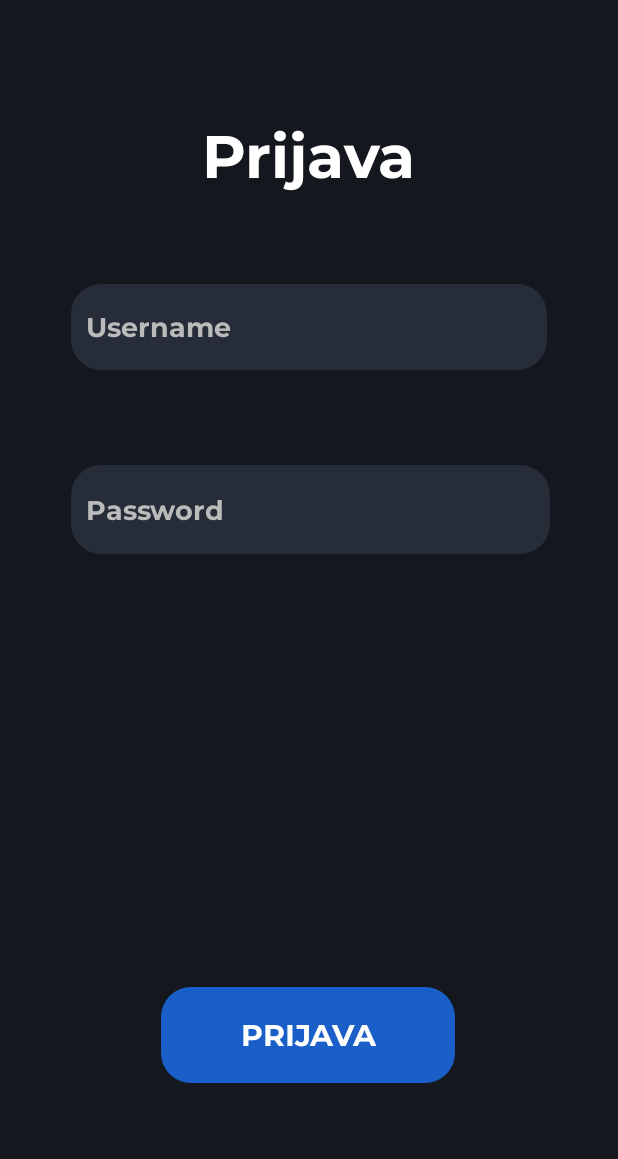
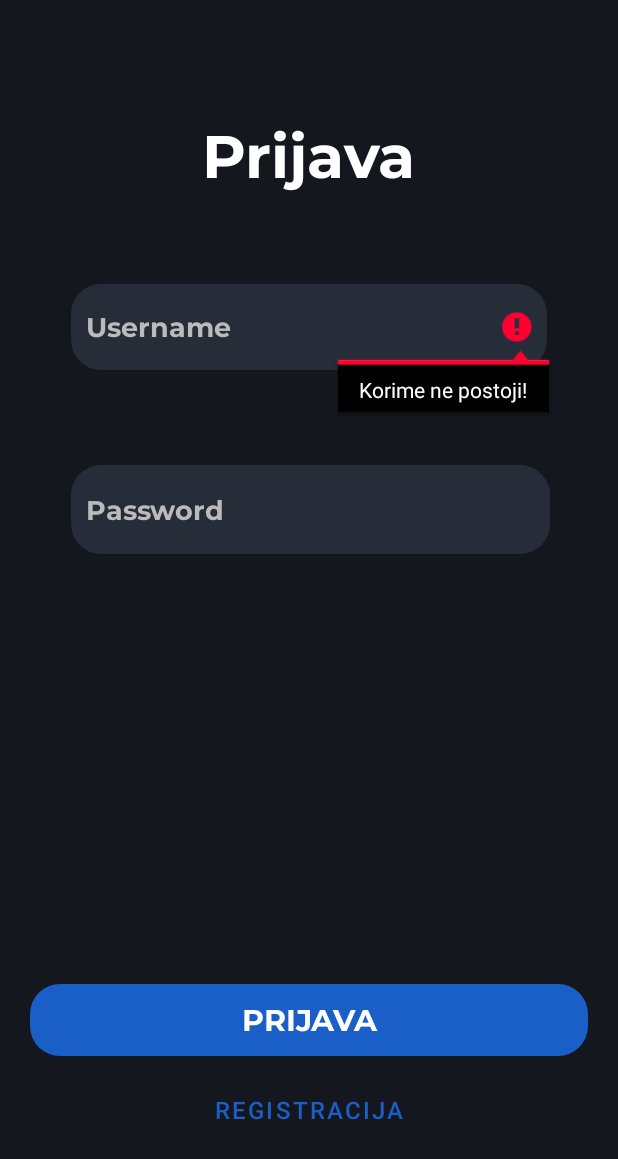
Before and after one commit to AndrejAntonic/RAMPU-projekt, an Android app: the LoginActivity screen opened directly, with no data from a screen before it, after a tap on "PRIJAVA", on a phone screen of 412 x 824 dp. Shown: the top 1159 px of the screen. Run offline under Robolectric (Android 15) with nearby library versions, the phone set to English and light mode, and no system bars; our stand-ins replace Firebase (no records; nobody signed in at launch, a user with empty details on screens opened directly).

Commit message:
Dodan gumb na login ekran da se korisnik preusmjeri na registraciju, implementirana logika provjeravanja postoji li uneseno korisničko ime u bazi te odgovara li lozinka tom korisničkom imenu.

```diff
--- a/Software/MyFitness/app/src/main/java/com/example/myfitness/DataAccessObjects/UsersDAO.kt
+++ b/Software/MyFitness/app/src/main/java/com/example/myfitness/DataAccessObjects/UsersDAO.kt
@@ -41,4 +41,14 @@ object UsersDAO {
 
         return user.size() > 0
     }
+
+    suspend fun LoginUser(username: String, password: String) : Boolean {
+        val db = Firebase.firestore
+        val user = db.collection("users")
+            .whereEqualTo("username", username)
+            .whereEqualTo("password", password)
+            .get().await()
+
+        return user.size() > 0
+    }
 }
--- a/Software/MyFitness/app/src/main/java/com/example/myfitness/LoginActivity.kt
+++ b/Software/MyFitness/app/src/main/java/com/example/myfitness/LoginActivity.kt
@@ -6,23 +6,59 @@ import android.os.Bundle
 import android.widget.Button
 import android.widget.EditText
 import android.widget.Toast
+import com.example.myfitness.DataAccessObjects.UsersDAO
+import com.example.myfitness.utils.Hash
+import kotlinx.coroutines.CoroutineScope
+import kotlinx.coroutines.Dispatchers
+import kotlinx.coroutines.launch
+import kotlinx.coroutines.withContext
 
 class LoginActivity : AppCompatActivity() {
     override fun onCreate(savedInstanceState: Bundle?) {
         super.onCreate(savedInstanceState)
         setContentView(R.layout.activity_login)
 
+        val btnGoToRegister = findViewById<Button>(R.id.btn_go_to_register_from_login)
+
+        btnGoToRegister.setOnClickListener {
+            val intent = Intent(this, RegisterActivity::class.java)
+            startActivity(intent)
+        }
+
         val btnLogin = findViewById<Button>(R.id.btn_login);
 
         btnLogin.setOnClickListener {
-            val insertedUsername = findViewById<EditText>(R.id.input_username_login).text.toString()
-            val insertedPassword = findViewById<EditText>(R.id.input_password_login).text.toString()
+            val inputUsername = findViewById<EditText>(R.id.input_username_login)
+            val inputPassword = findViewById<EditText>(R.id.input_password_login)
+
+            val insertedUsername = inputUsername.text.toString()
+            val insertedPassword = inputPassword.text.toString()
+            val hashedPassword = Hash.hashPassword(insertedPassword)
             val intent = Intent(this, MainActivity::class.java)
-            //TODO implementirati logiku provjeravanja podataka iz baze
-            if(insertedUsername == "test" && insertedPassword == "test")
-                startActivity(intent)
-            else
-                Toast.makeText(this@LoginActivity, "Uneseni podaci nisu valjani", Toast.LENGTH_SHORT).show()
+
+            val that = this
+
+            val scope = CoroutineScope(Dispatchers.Main)
+            scope.launch {
+                val usernameExists = UsersDAO.GetUserByUsername(insertedUsername)
+                if (!usernameExists) {
+                    withContext(Dispatchers.Main) {
+                        inputUsername.setError("Korime ne postoji!")
+                    }
+                    return@launch
+                }
+
+                val successfulLogin = UsersDAO.LoginUser(insertedUsername, hashedPassword)
+                if(!successfulLogin) {
+                    withContext(Dispatchers.Main) {
+                        inputPassword.setError("Pogrešna lozinka")
+                    }
+                    return@launch
+                } else {
+                    val intent = Intent(that, MainActivity::class.java)
+                    startActivity(intent)
+                }
+            }
         }
     }
 }
--- a/Software/MyFitness/app/src/main/res/layout/activity_login.xml
+++ b/Software/MyFitness/app/src/main/res/layout/activity_login.xml
@@ -65,8 +65,11 @@
 
     <androidx.appcompat.widget.AppCompatButton
         android:id="@+id/btn_login"
-        android:layout_width="196dp"
-        android:layout_height="64dp"
+        android:layout_width="0dp"
+        android:layout_height="48dp"
+        android:layout_marginStart="20dp"
+        android:layout_marginEnd="20dp"
+        android:layout_marginBottom="120dp"
         android:background="@drawable/rounded_style"
         android:backgroundTint="@color/accent_color"
         android:fontFamily="@font/montserratbold"
@@ -75,8 +78,19 @@
         android:textSize="20dp"
         app:layout_constraintBottom_toBottomOf="parent"
         app:layout_constraintEnd_toEndOf="parent"
-        app:layout_constraintHorizontal_bias="0.497"
+        app:layout_constraintStart_toStartOf="parent" />
+
+    <Button
+        android:id="@+id/btn_go_to_register_from_login"
+        android:layout_width="0dp"
+        android:layout_height="48dp"
+        android:layout_marginBottom="48dp"
+        android:background="@android:color/transparent"
+        android:text="@string/register"
+        android:textColor="@color/accent_color"
+        android:textSize="16sp"
+        app:layout_constraintBottom_toBottomOf="parent"
+        app:layout_constraintEnd_toEndOf="parent"
         app:layout_constraintStart_toStartOf="parent"
-        app:layout_constraintTop_toBottomOf="@+id/input_password_login"
-        app:layout_constraintVertical_bias="0.739" />
+        app:layout_constraintTop_toBottomOf="@+id/btn_login" />
 </androidx.constraintlayout.widget.ConstraintLayout>
```
